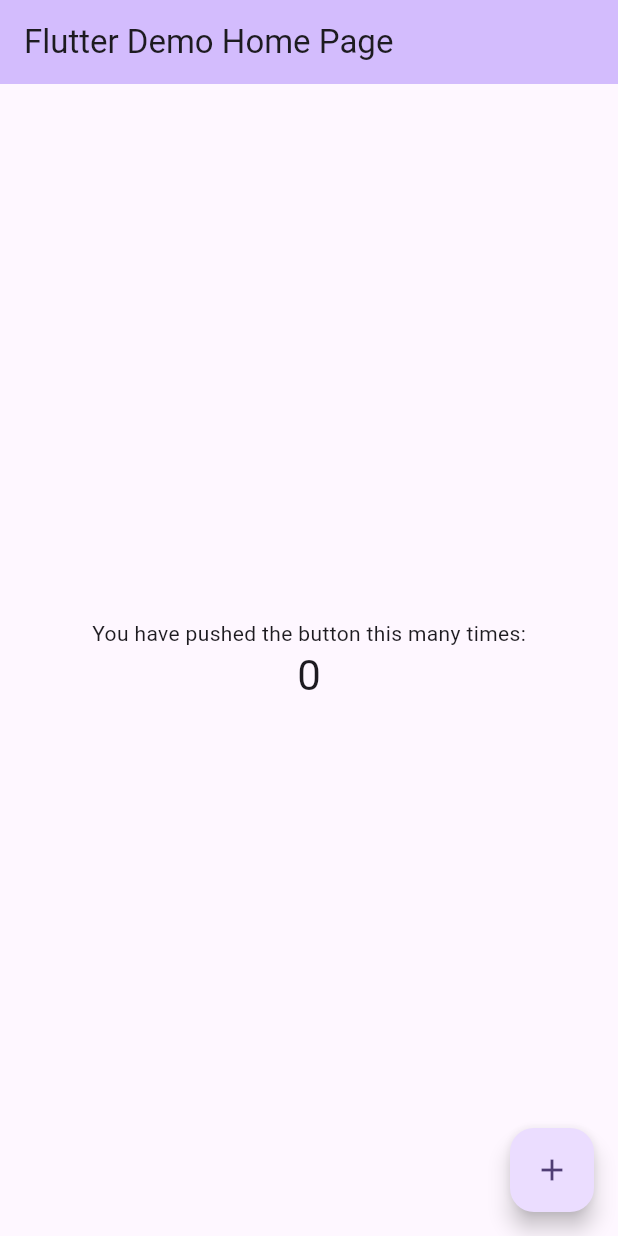
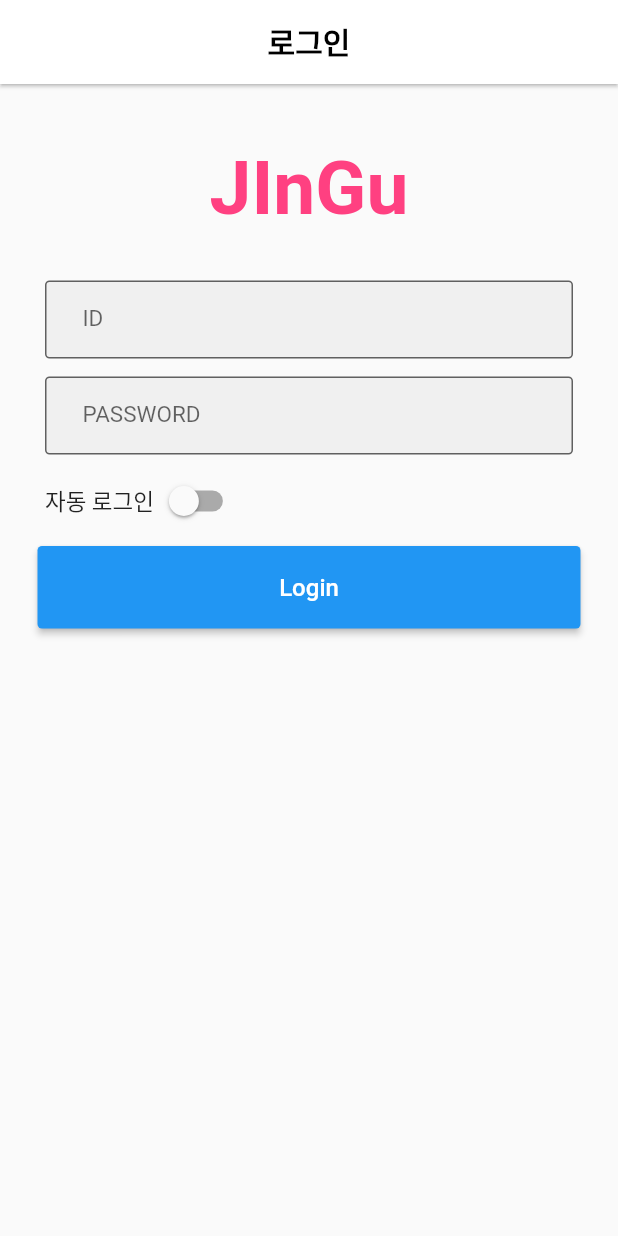
Before and after one commit to NAMJEONGHYEOK/flutter_template, a Flutter app: the screen it shows after launch, on a phone screen of 412 x 824 dp. Run offline on Flutter 3.47's test engine with Material 2 defaults, Android fonts, the phone set to English and light mode, and no system bars.

Commit message:
screen 2개, routing 추가

```diff
--- a/flutter_application_template/lib/main.dart
+++ b/flutter_application_template/lib/main.dart
@@ -1,125 +1,31 @@
 import 'package:flutter/material.dart';
+import 'package:flutter_application_template/src/providers/login_provider.dart';
+import 'package:flutter_application_template/src/routes/routes.dart';
+import 'package:flutter_application_template/src/screens/login.dart';
+import 'package:provider/provider.dart';
+import 'package:flutter_application_template/src/utils/style.dart' as MyTheme;
 
 void main() {
-  runApp(const MyApp());
+  runApp(MultiProvider(
+    providers: [
+      ChangeNotifierProvider(
+        create: (_) => AuthProvider(),
+        child: Login(),
+      ),
+    ],
+    child: MyApp(),
+  ));
 }
 
 class MyApp extends StatelessWidget {
-  const MyApp({super.key});
+  MyApp({Key? key}) : super(key: key);
 
-  // This widget is the root of your application.
   @override
   Widget build(BuildContext context) {
     return MaterialApp(
-      title: 'Flutter Demo',
-      theme: ThemeData(
-        // This is the theme of your application.
-        //
-        // TRY THIS: Try running your application with "flutter run". You'll see
-        // the application has a blue toolbar. Then, without quitting the app,
-        // try changing the seedColor in the colorScheme below to Colors.green
-        // and then invoke "hot reload" (save your changes or press the "hot
-        // reload" button in a Flutter-supported IDE, or press "r" if you used
-        // the command line to start the app).
-        //
-        // Notice that the counter didn't reset back to zero; the application
-        // state is not lost during the reload. To reset the state, use hot
-        // restart instead.
-        //
-        // This works for code too, not just values: Most code changes can be
-        // tested with just a hot reload.
-        colorScheme: ColorScheme.fromSeed(seedColor: Colors.deepPurple),
-        useMaterial3: true,
-      ),
-      home: const MyHomePage(title: 'Flutter Demo Home Page'),
+      theme: MyTheme.theme,
+      initialRoute: 'login',
+      onGenerateRoute: Routers.generateRoute,
     );
   }
 }
-
-class MyHomePage extends StatefulWidget {
-  const MyHomePage({super.key, required this.title});
-
-  // This widget is the home page of your application. It is stateful, meaning
-  // that it has a State object (defined below) that contains fields that affect
-  // how it looks.
-
-  // This class is the configuration for the state. It holds the values (in this
-  // case the title) provided by the parent (in this case the App widget) and
-  // used by the build method of the State. Fields in a Widget subclass are
-  // always marked "final".
-
-  final String title;
-
-  @override
-  State<MyHomePage> createState() => _MyHomePageState();
-}
-
-class _MyHomePageState extends State<MyHomePage> {
-  int _counter = 0;
-
-  void _incrementCounter() {
-    setState(() {
-      // This call to setState tells the Flutter framework that something has
-      // changed in this State, which causes it to rerun the build method below
-      // so that the display can reflect the updated values. If we changed
-      // _counter without calling setState(), then the build method would not be
-      // called again, and so nothing would appear to happen.
-      _counter++;
-    });
-  }
-
-  @override
-  Widget build(BuildContext context) {
-    // This method is rerun every time setState is called, for instance as done
-    // by the _incrementCounter method above.
-    //
-    // The Flutter framework has been optimized to make rerunning build methods
-    // fast, so that you can just rebuild anything that needs updating rather
-    // than having to individually change instances of widgets.
-    return Scaffold(
-      appBar: AppBar(
-        // TRY THIS: Try changing the color here to a specific color (to
-        // Colors.amber, perhaps?) and trigger a hot reload to see the AppBar
-        // change color while the other colors stay the same.
-        backgroundColor: Theme.of(context).colorScheme.inversePrimary,
-        // Here we take the value from the MyHomePage object that was created by
-        // the App.build method, and use it to set our appbar title.
-        title: Text(widget.title),
-      ),
-      body: Center(
-        // Center is a layout widget. It takes a single child and positions it
-        // in the middle of the parent.
-        child: Column(
-          // Column is also a layout widget. It takes a list of children and
-          // arranges them vertically. By default, it sizes itself to fit its
-          // children horizontally, and tries to be as tall as its parent.
-          //
-          // Column has various properties to control how it sizes itself and
-          // how it positions its children. Here we use mainAxisAlignment to
-          // center the children vertically; the main axis here is the vertical
-          // axis because Columns are vertical (the cross axis would be
-          // horizontal).
-          //
-          // TRY THIS: Invoke "debug painting" (choose the "Toggle Debug Paint"
-          // action in the IDE, or press "p" in the console), to see the
-          // wireframe for each widget.
-          mainAxisAlignment: MainAxisAlignment.center,
-          children: <Widget>[
-            const Text(
-              'You have pushed the button this many times:',
-            ),
-            Text(
-              '$_counter',
-              style: Theme.of(context).textTheme.headlineMedium,
-            ),
-          ],
-        ),
-      ),
-      floatingActionButton: FloatingActionButton(
-        onPressed: _incrementCounter,
-        tooltip: 'Increment',
-        child: const Icon(Icons.add),
-      ), // This trailing comma makes auto-formatting nicer for build methods.
-    );
-  }
-}
--- /dev/null
+++ b/flutter_application_template/lib/src/providers/login_provider.dart
@@ -0,0 +1,61 @@
+import 'package:flutter/material.dart';
+
+enum Status { unauthentication, authenticatied } // 비인증, 인증 중, 인증 완료
+
+class AuthProvider extends ChangeNotifier {
+  bool _isLoggedIn = false; // _추가하여 외부접근 방지.
+  bool _isAutoLogin = false;
+
+  bool get isAutoLogin => _isAutoLogin;
+  bool get isLoggedIn => _isLoggedIn;
+
+  void autologin({bool autovalue = true}) {
+    this._isAutoLogin = autovalue;
+    notifyListeners();
+  }
+
+  void login() {
+    // 로그인 처리
+    _isLoggedIn = true;
+    notifyListeners();
+  }
+
+  void logout() {
+    // 로그아웃 처리
+    _isLoggedIn = false;
+    notifyListeners();
+  }
+}
+
+// class Loginbutton extends ChangeNotifier {
+//   UserInfoRepository _userInfoRepository = UserInfoRepository();
+//   List<UserInfo> _userinfos = [];
+//   List<UserInfo> get userinfos => _userinfos;
+//   Status _status = Status.unauthentication; // 기본상태 비인증
+//   Status get status => _status;
+
+//   Future<bool> login(String id, String password) async {
+//     List<UserInfo>? listUserInfos =
+//         await _userInfoRepository.login(id, password);
+//     //
+//     print("777");
+
+//     //추가적인 가공절차, 예외처리
+//     if (listUserInfos != null) {
+//       _userinfos = listUserInfos;
+//       _status = Status.authenticatied; // 인증 완료
+//       return true;
+//     } else {
+//       return false;
+//     }
+//   }
+
+  // void Listener() {
+  //   notifyListeners();
+  // }
+
+  // void init() {
+  //   _userinfos = [];
+  //   _status = Status.unauthentication; // 인증실패
+  //   notifyListeners();
+  // }
--- /dev/null
+++ b/flutter_application_template/lib/src/routes/routes.dart
@@ -0,0 +1,25 @@
+import 'package:flutter/material.dart';
+import 'package:flutter_application_template/src/screens/splash.dart';
+import 'package:flutter_application_template/src/screens/login.dart';
+import 'package:flutter_application_template/src/screens/home.dart';
+
+class Routers {
+  static Route<dynamic> generateRoute(RouteSettings settings) {
+    switch (settings.name) {
+      case 'splash':
+        return MaterialPageRoute(builder: (_) => Splash());
+
+      case 'login':
+        return MaterialPageRoute(builder: (_) => Login());
+      case 'home':
+        return MaterialPageRoute(builder: (_) => Home());
+
+      default:
+        return MaterialPageRoute(builder: (_) {
+          return Scaffold(
+            body: Center(child: Text("${settings.name} 페이지를 찾을 수 없습니다.")),
+          );
+        });
+    }
+  }
+}
--- /dev/null
+++ b/flutter_application_template/lib/src/screens/login.dart
@@ -0,0 +1,25 @@
+import 'package:flutter/material.dart';
+import 'package:flutter_application_template/src/widgets/login_widget.dart';
+
+class Login extends StatelessWidget {
+  @override
+  Widget build(BuildContext context) {
+    return Scaffold(
+      resizeToAvoidBottomInset: false, // 키보드 화면 밀림방지
+      appBar: AppBar(
+        automaticallyImplyLeading: false,
+        backgroundColor: Colors.white,
+        title: const Text(
+          "로그인",
+          style: TextStyle(
+            fontWeight: FontWeight.w600,
+            fontSize: 20,
+            color: Colors.black,
+          ),
+        ),
+        centerTitle: true,
+      ),
+      body: Login_widget(),
+    );
+  }
+}
--- /dev/null
+++ b/flutter_application_template/lib/src/utils/style.dart
@@ -0,0 +1,17 @@
+// 이거 입력해야 기본위젯 사용가능
+import 'package:flutter/material.dart';
+
+var theme = ThemeData(
+  primarySwatch: Colors.pink,
+  primaryColor: Colors.pink,
+  appBarTheme: const AppBarTheme(
+    color: Colors.white,
+    elevation: 1, // 그림자 정도
+    titleTextStyle: TextStyle(
+        color: Colors.black, fontSize: 25, fontWeight: FontWeight.w500),
+    actionsIconTheme: IconThemeData(color: Colors.black),
+  ),
+  bottomNavigationBarTheme: const BottomNavigationBarThemeData(
+    selectedItemColor: Colors.black,
+  ),
+);
--- /dev/null
+++ b/flutter_application_template/lib/src/widgets/login_widget.dart
@@ -0,0 +1,230 @@
+import 'package:flutter/material.dart';
+import 'package:flutter/widgets.dart';
+import 'package:flutter_application_template/src/providers/login_provider.dart';
+import 'package:provider/provider.dart';
+
+class Login_widget extends StatelessWidget {
+  final _idController = TextEditingController();
+  final _passwordController = TextEditingController();
+
+  @override
+  Widget build(BuildContext context) {
+    return Container(
+        // 기본 컨테이너 단위로 묶어서
+        padding: const EdgeInsets.all(15.0), // 컨테이너 페딩추가.
+
+        child: Column(
+          // childe 로 컬럼형태의 위젯배열 올리고
+          mainAxisAlignment: MainAxisAlignment.start, // 주축 가운데 정렬
+          crossAxisAlignment: CrossAxisAlignment.center, // 횡축 가운데 정렬
+
+          children: <Widget>[
+            // 컬럼 리스트로 각각의 위젯 출력
+            _titleText(), // title 글씨
+            _buildIdInput(context), // ID 입력 위젯
+            _buildPasswordInput(context), // password 입력 위젯
+            _idCheck(), // id 저장 버튼
+            _buildSubmitButton(context),
+          ],
+        ));
+  }
+
+  // 타이틀 위젯
+  Widget _titleText() {
+    return Container(
+      padding: const EdgeInsets.all(10),
+      alignment: Alignment.centerLeft, // 200의 중간 왼쪽정렬
+      width: double.infinity, // 가로 width 100%
+      height: 110,
+      child: const Center(
+        child: Text(
+          "JInGu",
+          style: TextStyle(
+            color: Colors.pinkAccent,
+            fontSize: 50,
+            fontWeight: FontWeight.w600, // 타이틀 폰트 굵기 설정.
+          ),
+        ),
+      ),
+    );
+  }
+
+  // id 입력위젯
+  Widget _buildIdInput(context) {
+    return Container(
+      margin: const EdgeInsets.all(6),
+      padding: const EdgeInsets.symmetric(horizontal: 9),
+      child: TextFormField(
+        keyboardType: TextInputType.text, // id text형으로 입력받기
+        autocorrect: false, //자동완성 끄기.
+        autofocus: false, // 자동 초점설정 끄기
+        controller: _idController,
+        onSaved: (value) => _idController.text = value!.trim(),
+        style: const TextStyle(fontSize: 15), //글자입,출력 크기조정
+        decoration: InputDecoration(
+          filled: true, // 뒷 배경 색채우기
+          labelText: 'ID',
+          prefixIconConstraints:
+              const BoxConstraints(minWidth: 20, maxHeight: 20),
+          prefixIcon: Padding(
+            padding: const EdgeInsets.only(left: 15, right: 10),
+          ),
+          hintText: '아이디 입력',
+          contentPadding: const EdgeInsets.fromLTRB(20.0, 15.0, 20.0, 15.0),
+          border: OutlineInputBorder(borderRadius: BorderRadius.circular(3)),
+        ),
+      ),
+    );
+  }
+
+  //password 입력위젯
+  Widget _buildPasswordInput(context) {
+    return Container(
+        margin: const EdgeInsets.all(6),
+        padding: const EdgeInsets.symmetric(horizontal: 9),
+        child: TextFormField(
+          autocorrect: false,
+          autofocus: false,
+          controller: _passwordController,
+          onSaved: (value) => _passwordController.text = value!.trim(),
+          keyboardType: TextInputType.text,
+          style: const TextStyle(fontSize: 15),
+          decoration: InputDecoration(
+            filled: true, // 뒷 배경 색채우기
+            labelText: 'PASSWORD',
+            prefixIconConstraints:
+                const BoxConstraints(minWidth: 20, maxHeight: 20),
+            prefixIcon: Padding(
+              padding: const EdgeInsets.only(left: 15, right: 10),
+            ),
+            hintText: '비밀번호 입력',
+            contentPadding: const EdgeInsets.fromLTRB(20.0, 15.0, 20.0, 15.0),
+            border: OutlineInputBorder(borderRadius: BorderRadius.circular(3)),
+          ),
+          obscureText: true, // 비밀번호 안보이게 처리.
+        ));
+  }
+
+  //아이디 저장 상태 유무 버튼
+  Widget _idCheck() {
+    return Container(
+      margin: const EdgeInsets.only(left: 15),
+      height: 50,
+      width: double.infinity,
+      child: Row(
+        children: <Widget>[
+          Container(
+            child: const Text(
+              "자동 로그인",
+              style: TextStyle(
+                fontWeight: FontWeight.w200,
+                fontSize: 15,
+              ),
+            ),
+          ),
+          Consumer<AuthProvider>(
+            // consumer 이용해서 context를 통해서 value 변수로 값을 주고 받는다.
+            builder: (context, value, child) => Switch(
+                // 변수 value, 적용범위 child
+                onChanged: (bool avalue) {
+                  value.autologin(autovalue: avalue);
+
+                  // provider에 정의된 토글 함수에 변수 isNoti를 대입
+                },
+                value: value.isAutoLogin),
+          )
+        ],
+      ),
+    );
+  }
+
+  //로그인 버튼 위젯
+  Widget _buildSubmitButton(BuildContext context) {
+    return Container(
+        padding: const EdgeInsets.only(left: 10, right: 10, top: 5),
+        width: double.infinity,
+        height: 60,
+        child: ElevatedButton(
+            // 블럭 효과보이는 버튼
+            onPressed: () async {
+              //id가 비었을경우
+              if (_idController.text.isEmpty) {
+                _showDialog(
+                  context,
+                  'ID를 입력해 주세요',
+                );
+              }
+              //password가 비었을 경우
+              else if (_passwordController.text.isEmpty) {
+                _showDialog(
+                  context,
+                  'PASSWORD를 입력해 주세요',
+                );
+              }
+              //입력칸이 전부 입려된 경우. 로그인 함수로 일치, 불일치 실행.
+              else {
+                Navigator.pushNamed(context, 'home');
+
+                // if (!await context
+                //     .read<AuthProvider>()
+                //     .login(_idController.text, _passwordController.text)) {
+                //   _showDialog(context, '존재하지 않는 사용자 정보입니다');
+                // } else {
+                //   context.read<Loginbutton>().Listener();
+                // }
+              }
+
+              //아직미처리..
+              // String errorMessage = '존재하지 않는 회원 정보입니다.';
+              // _showDialog(context, errorMessage);
+            }, // alert 경고창 모듈 만들어서
+            style: ButtonStyle(
+              shape: MaterialStateProperty.all<RoundedRectangleBorder>(
+                  RoundedRectangleBorder(
+                      borderRadius: BorderRadius.circular(3))),
+              foregroundColor: MaterialStateProperty.all(
+                //모든 상태에따라 아래 색상표기
+                Colors.white, // 글자색
+              ),
+              backgroundColor: MaterialStateProperty.resolveWith(
+                // 버튼 상태에따라 색상 변경
+                (states) {
+                  if (states.contains(MaterialState.pressed)) {
+                    return Colors.grey;
+                  } else {
+                    return Colors.blue;
+                  }
+                },
+              ),
+            ),
+            child: const Text(
+              "Login",
+              style: TextStyle(fontSize: 16),
+            )));
+  }
+}
+
+// 팝업창 함수.
+void _showDialog(context, String contents) {
+  showDialog(
+    context: context,
+    barrierDismissible: false,
+    builder: (BuildContext context) {
+      return AlertDialog(
+        shape: RoundedRectangleBorder(borderRadius: BorderRadius.circular(8.0)),
+        title: new Text("다시 입력해주세요."),
+        content: SingleChildScrollView(child: new Text('$contents')),
+        actions: <Widget>[
+          Container(
+            child: TextButton(
+              child: const Text("Close"),
+              onPressed: () {
+                Navigator.pop(context);
+              },
+            ),
+          ),
+        ],
+      );
+    },
+  );
+}
```
Also changed, not shown: flutter_application_template/lib/src/models/userinfo.dart (added, +14 -0 lines), flutter_application_template/lib/src/screens/home.dart (added, +13 -0 lines), flutter_application_template/lib/src/screens/splash.dart (added, +25 -0 lines), flutter_application_template/lib/src/widgets/home_widget.dart (added, +12 -0 lines), flutter_application_template/pubspec.yaml (+6 -4 lines), flutter_application_template/lib/src/utils/config.dart (added), flutter_application_template/lib/src/widgets/homebottom_widget.dart (added), flutter_application_template/pubspec.lock, 1 other file.
